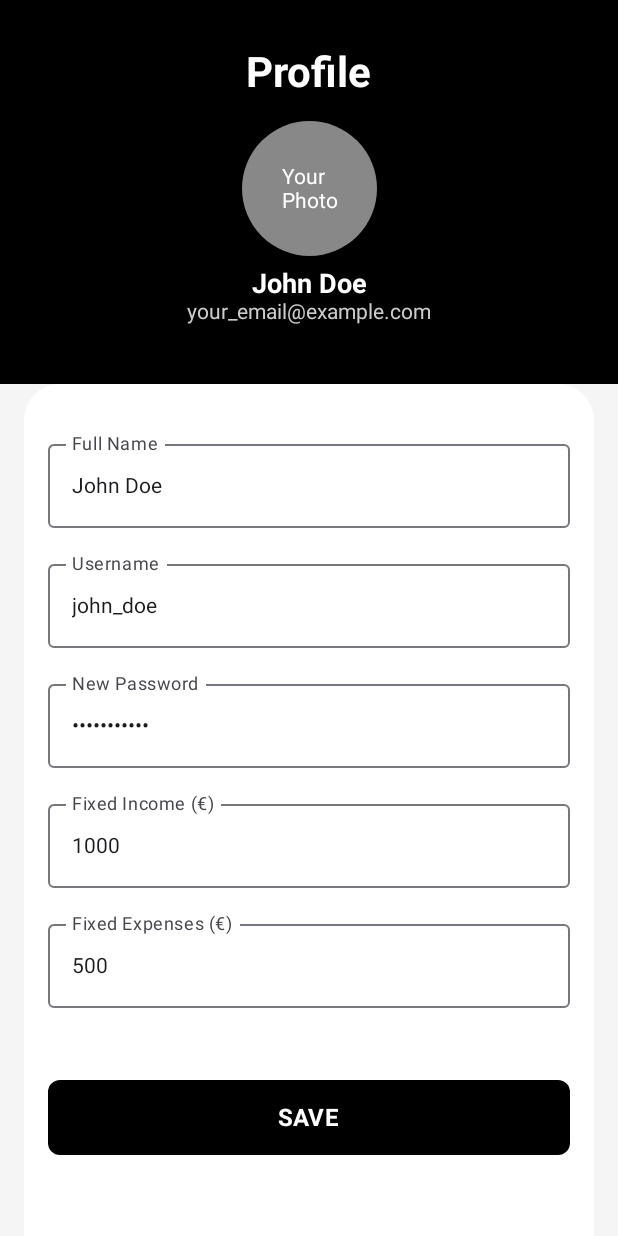
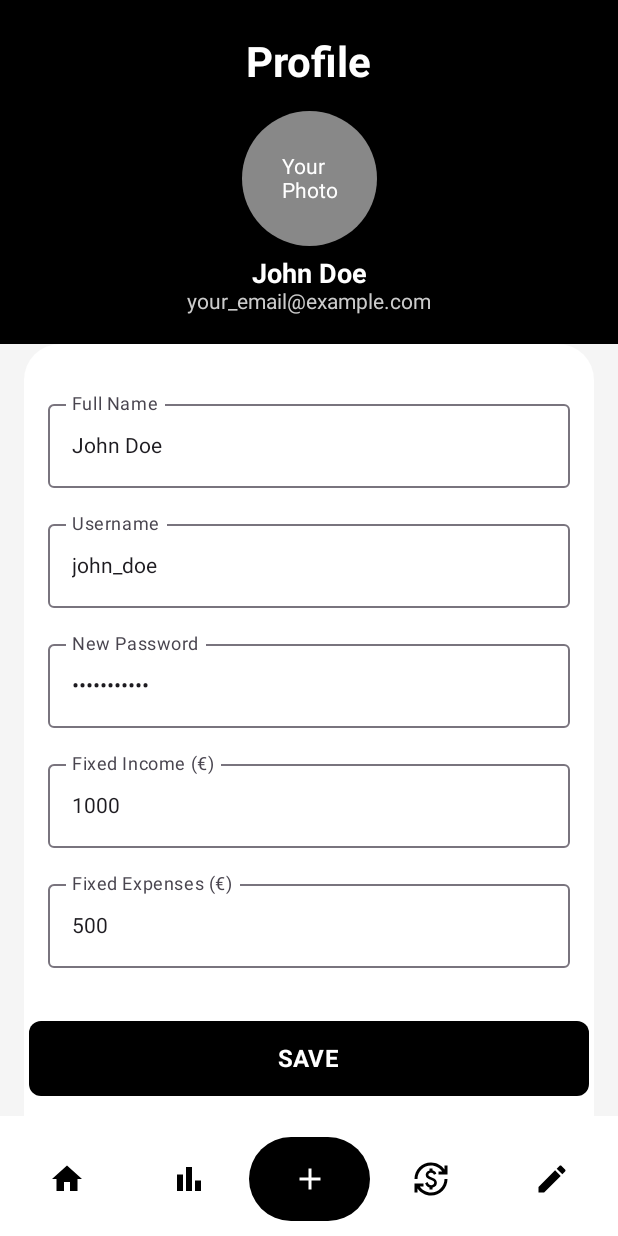
Before and after one commit to ElinaKapetanaki/trackit, an Android app built with Jetpack Compose: the @Preview function EditProfileScreenPreview, on a phone screen of 412 x 824 dp. Run offline under Robolectric (Android 15) with nearby library versions, the phone set to English and light mode, and no system bars.

Commit message:
Add navigation and navigation bar on home, charts and edit profile screens

```diff
--- a/app/src/main/java/com/example/activity_signup/EditProfile.kt
+++ b/app/src/main/java/com/example/activity_signup/EditProfile.kt
@@ -1,10 +1,17 @@
 package com.example.activity_signup
 
 import androidx.compose.foundation.background
+import androidx.compose.foundation.clickable
 import androidx.compose.foundation.layout.*
 import androidx.compose.foundation.shape.CircleShape
 import androidx.compose.foundation.shape.RoundedCornerShape
 import androidx.compose.foundation.text.KeyboardOptions
+import androidx.compose.material.icons.Icons
+import androidx.compose.material.icons.filled.Add
+import androidx.compose.material.icons.filled.BarChart
+import androidx.compose.material.icons.filled.CurrencyExchange
+import androidx.compose.material.icons.filled.Edit
+import androidx.compose.material.icons.filled.Home
 import androidx.compose.material3.*
 import androidx.compose.runtime.*
 import androidx.compose.ui.Alignment
@@ -18,33 +25,90 @@ import androidx.compose.ui.text.input.VisualTransformation
 import androidx.compose.ui.tooling.preview.Preview
 import androidx.compose.ui.unit.dp
 import androidx.compose.ui.unit.sp
+import androidx.lifecycle.viewmodel.compose.viewModel
 
+@OptIn(ExperimentalMaterial3Api::class)
 @Composable
-fun EditProfileScreen() {
-    // Χρήση state για όλα τα πεδία
-    var fullName by remember { mutableStateOf("John Doe") }
-    var username by remember { mutableStateOf("john_doe") }
-    var password by remember { mutableStateOf("password123") }
-    var fixedIncome by remember { mutableStateOf("1000") }
-    var fixedExpenses by remember { mutableStateOf("500") }
+fun EditProfileScreen(
+    viewModel: EditProfileViewModel = viewModel(),
+    onHomeClick: () -> Unit,
+    onChartsClick: () -> Unit,
+    onAddButtonClick: () -> Unit,
+    onExchangeClick: () -> Unit,
+    onEditProfileClick: () -> Unit
+) {
+    val profileData = viewModel.profileData
     var showDialog by remember { mutableStateOf(false) }
 
+    Scaffold(
+        bottomBar = {
+            BottomAppBar(
+                containerColor = Color.White,
+                tonalElevation = 4.dp
+            ) {
+                IconButton(onClick = onHomeClick, modifier = Modifier.weight(1f)) {
+                    Icon(
+                        imageVector = Icons.Default.Home,
+                        contentDescription = "Home",
+                        tint = Color.Black
+                    )
+                }
+                IconButton(onClick = onChartsClick, modifier = Modifier.weight(1f)) {
+                    Icon(
+                        imageVector = Icons.Default.BarChart,
+                        contentDescription = "Charts",
+                        tint = Color.Black
+                    )
+                }
+                Box(
+                    modifier = Modifier
+                        .weight(1f)
+                        .size(56.dp)
+                        .clip(CircleShape)
+                        .background(Color.Black)
+                        .align(Alignment.CenterVertically)
+                        .clickable { onAddButtonClick() },
+                    contentAlignment = Alignment.Center
+                ) {
+                    Icon(
+                        imageVector = Icons.Default.Add,
+                        contentDescription = "Add",
+                        tint = Color.White
+                    )
+                }
+                IconButton(onClick = onExchangeClick, modifier = Modifier.weight(1f)) {
+                    Icon(
+                        imageVector = Icons.Default.CurrencyExchange,
+                        contentDescription = "Exchange",
+                        tint = Color.Black
+                    )
+                }
+                IconButton(onClick = onEditProfileClick, modifier = Modifier.weight(1f)) {
+                    Icon(
+                        imageVector = Icons.Default.Edit,
+                        contentDescription = "Edit Profile",
+                        tint = Color.Black
+                    )
+                }
+            }
+        },
+        content = { innerPadding ->
             Column(
                 modifier = Modifier
                     .fillMaxSize()
+                    .padding(innerPadding)
                     .background(Color(0xFFF5F5F5))
             ) {
-        // Header Section
                 Box(
                     modifier = Modifier
                         .fillMaxWidth()
                         .background(Color.Black)
-                .padding(bottom = 40.dp),
+                        .padding(bottom = 20.dp),
                     contentAlignment = Alignment.TopCenter
                 ) {
                     Column(
                         horizontalAlignment = Alignment.CenterHorizontally,
-                modifier = Modifier.padding(top = 32.dp)
+                        modifier = Modifier.padding(top = 25.dp)
                     ) {
                         Text(
                             text = "Profile",
@@ -64,7 +128,7 @@ fun EditProfileScreen() {
                         }
                         Spacer(modifier = Modifier.height(8.dp))
                         Text(
-                    text = fullName,
+                            text = profileData.fullName,
                             fontSize = 18.sp,
                             fontWeight = FontWeight.Bold,
                             color = Color.White
@@ -76,8 +140,6 @@ fun EditProfileScreen() {
                         )
                     }
                 }
-
-        // Main Content Section
                 Column(
                     modifier = Modifier
                         .fillMaxSize()
@@ -87,52 +149,46 @@ fun EditProfileScreen() {
                 ) {
                     Spacer(modifier = Modifier.height(24.dp))
 
-            // Full Name Field
                     ProfileField(
                         label = "Full Name",
-                value = fullName,
-                onValueChange = { fullName = it }
+                        value = profileData.fullName,
+                        onValueChange = viewModel::updateFullName
                     )
-
-            // Username Field
                     ProfileField(
                         label = "Username",
-                value = username,
-                onValueChange = { username = it }
+                        value = profileData.username,
+                        onValueChange = viewModel::updateUsername
                     )
-
-            // Password Field
                     ProfileField(
                         label = "New Password",
-                value = password,
-                onValueChange = { password = it },
+                        value = profileData.password,
+                        onValueChange = viewModel::updatePassword,
                         isPassword = true
                     )
-
-            // Fixed Income Field
                     ProfileField(
                         label = "Fixed Income (€)",
-                value = fixedIncome,
-                onValueChange = { fixedIncome = it },
+                        value = profileData.fixedIncome,
+                        onValueChange = viewModel::updateFixedIncome,
                         isNumeric = true
                     )
-
-            // Fixed Expenses Field
                     ProfileField(
                         label = "Fixed Expenses (€)",
-                value = fixedExpenses,
-                onValueChange = { fixedExpenses = it },
+                        value = profileData.fixedExpenses,
+                        onValueChange = viewModel::updateFixedExpenses,
                         isNumeric = true
                     )
 
                     Spacer(modifier = Modifier.height(24.dp))
 
-            // Save Button
                     Button(
-                onClick = { showDialog = true },
+                        onClick = {
+                            viewModel.saveChanges {
+                                showDialog = true
+                            }
+                        },
                         modifier = Modifier
                             .fillMaxWidth()
-                    .padding(16.dp)
+                            .padding(3.dp)
                             .height(50.dp),
                         shape = RoundedCornerShape(8.dp),
                         colors = ButtonDefaults.buttonColors(containerColor = Color.Black)
@@ -140,13 +196,15 @@ fun EditProfileScreen() {
                         Text("SAVE", color = Color.White, fontWeight = FontWeight.Bold, fontSize = 16.sp)
                     }
                 }
+            }
+        }
+    )
 
-        // Confirmation Dialog
     if (showDialog) {
         AlertDialog(
             onDismissRequest = { showDialog = false },
             title = { Text("Confirmation") },
-                text = { Text("Changes have been saved!\nIncome: €$fixedIncome\nExpenses: €$fixedExpenses") },
+            text = { Text("Changes have been saved!") },
             confirmButton = {
                 TextButton(onClick = { showDialog = false }) {
                     Text("OK", color = Color.Black)
@@ -154,7 +212,6 @@ fun EditProfileScreen() {
             },
             containerColor = Color.White
         )
-        }
     }
 }
 
@@ -182,8 +239,14 @@ fun ProfileField(
     )
 }
 
-@Preview(showBackground = true, name = "Edit Profile Preview")
+@Preview(showBackground = true)
 @Composable
 fun EditProfileScreenPreview() {
-    EditProfileScreen()
+    EditProfileScreen(
+        onHomeClick = {},
+        onChartsClick = {},
+        onAddButtonClick = {},
+        onExchangeClick = {},
+        onEditProfileClick = {}
+    )
 }
--- /dev/null
+++ b/app/src/main/java/com/example/activity_signup/EditProfileViewModel.kt
@@ -0,0 +1,51 @@
+package com.example.activity_signup
+
+import androidx.lifecycle.ViewModel
+import androidx.lifecycle.viewModelScope
+import kotlinx.coroutines.launch
+
+// Data class for Profile
+data class ProfileData(
+    val fullName: String = "John Doe",
+    val username: String = "john_doe",
+    val password: String = "password123",
+    val fixedIncome: String = "1000",
+    val fixedExpenses: String = "500"
+)
+
+// ViewModel for Edit Profile Screen
+class EditProfileViewModel : ViewModel() {
+
+    // State for profile data
+    var profileData = ProfileData()
+        private set
+
+    // Update methods
+    fun updateFullName(newName: String) {
+        profileData = profileData.copy(fullName = newName)
+    }
+
+    fun updateUsername(newUsername: String) {
+        profileData = profileData.copy(username = newUsername)
+    }
+
+    fun updatePassword(newPassword: String) {
+        profileData = profileData.copy(password = newPassword)
+    }
+
+    fun updateFixedIncome(newIncome: String) {
+        profileData = profileData.copy(fixedIncome = newIncome)
+    }
+
+    fun updateFixedExpenses(newExpenses: String) {
+        profileData = profileData.copy(fixedExpenses = newExpenses)
+    }
+
+    // Simulate saving changes
+    fun saveChanges(onSaveSuccess: () -> Unit) {
+        viewModelScope.launch {
+            // Simulate saving to a database or API
+            onSaveSuccess()
+        }
+    }
+}
```
Also changed, not shown: app/build.gradle.kts (+7 -0 lines), app/src/main/java/com/example/activity_signup/AppNavigation.kt (+33 -2 lines), app/src/main/java/com/example/activity_signup/ChartsScreen.kt (+74 -12 lines), app/src/main/java/com/example/activity_signup/Home.kt (+85 -12 lines). Lines whose indentation alone changed are shown as unchanged.
